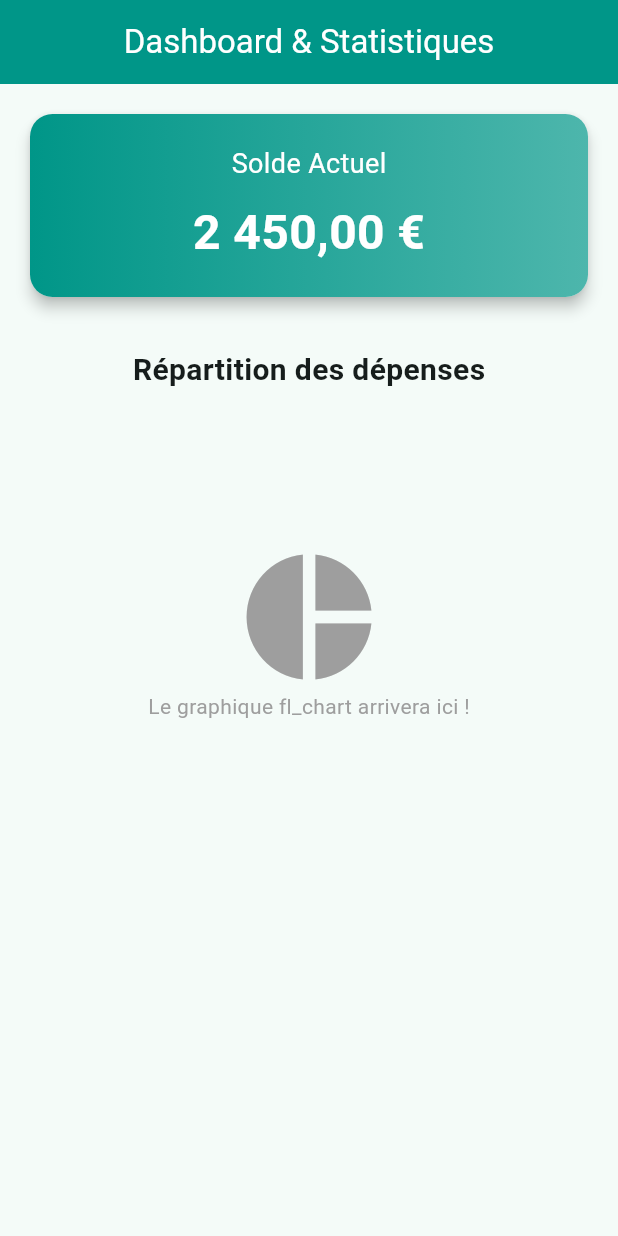
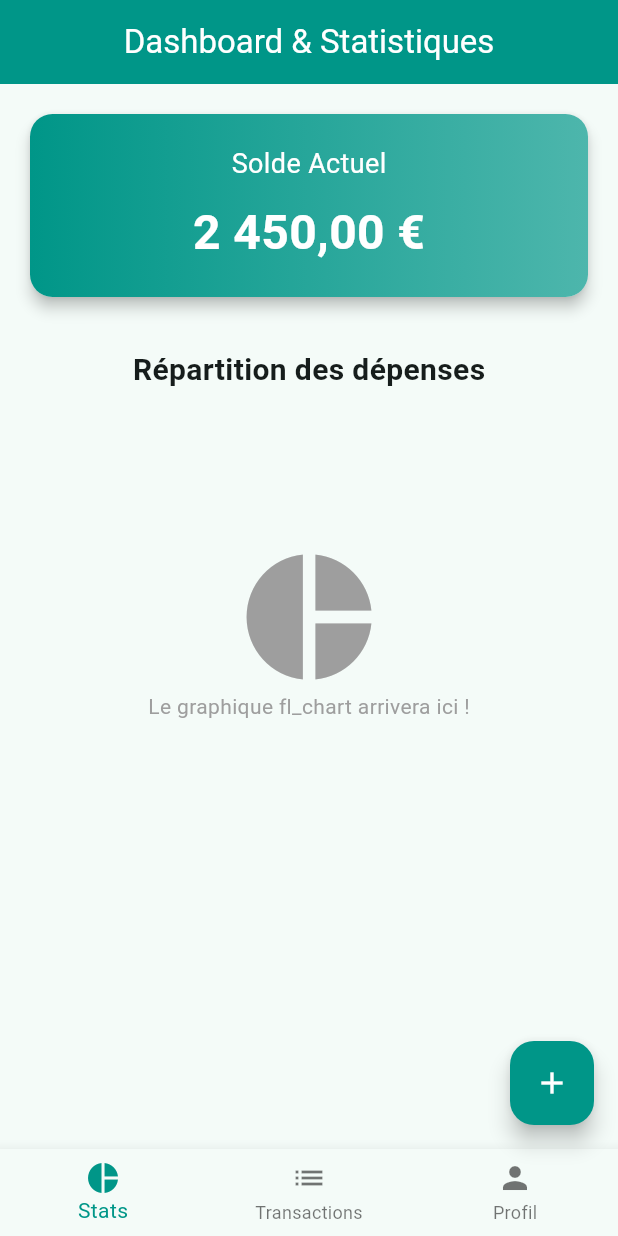
Before and after one commit to Houleye48/gestion_budget_app, a Flutter app: the screen it shows after launch, on a phone screen of 412 x 824 dp. Run offline on Flutter 3.47's test engine with Material 3 defaults, Android fonts, the phone set to English and light mode, and no system bars; statements that could not run were skipped.

Commit message:
Update main.dart

```diff
--- a/lib/main.dart
+++ b/lib/main.dart
@@ -20,11 +20,61 @@ class BudgetApp extends StatelessWidget {
         colorScheme: ColorScheme.fromSeed(seedColor: Colors.teal),
         useMaterial3: true,
       ),
-      home: const StatsPage(),
+
+      home: const MainNavigation(),
     );
   }
 }
 
+// --- NOUVELLE CLASSE POUR LA NAVIGATION (22031) ---
+class MainNavigation extends StatefulWidget {
+  const MainNavigation({super.key});
+
+  @override
+  State<MainNavigation> createState() => _MainNavigationState();
+}
+
+class _MainNavigationState extends State<MainNavigation> {
+  int _currentIndex = 0;
+
+  // Liste des pages qui inclut le travail de 23091 et le 22031
+  final List<Widget> _pages = [
+    const StatsPage(),        // Page de 23091
+    const TransactionPage(),  //  page 22031
+    const ProfilePage(),      //  profil 22031
+  ];
+
+  @override
+  Widget build(BuildContext context) {
+    return Scaffold(
+      body: _pages[_currentIndex],
+      bottomNavigationBar: BottomNavigationBar(
+        currentIndex: _currentIndex,
+        selectedItemColor: Colors.teal,
+        onTap: (index) => setState(() => _currentIndex = index),
+        items: const [
+          BottomNavigationBarItem(icon: Icon(Icons.pie_chart), label: 'Stats'),
+          BottomNavigationBarItem(icon: Icon(Icons.list), label: 'Transactions'),
+          BottomNavigationBarItem(icon: Icon(Icons.person), label: 'Profil'),
+        ],
+      ),
+      //  BOUTON POUR AJOUTER (22031)
+      floatingActionButton: FloatingActionButton(
+        backgroundColor: Colors.teal,
+        foregroundColor: Colors.white,
+        onPressed: () {
+          Navigator.push(
+            context,
+            MaterialPageRoute(builder: (context) => const AddTransactionPage()),
+          );
+        },
+        child: const Icon(Icons.add),
+      ),
+    );
+  }
+}
+
+// --- LA PAGE DE 23091 (GARDÉE TELLE QUELLE) ---
 class StatsPage extends StatelessWidget {
   const StatsPage({super.key});
 
@@ -42,7 +92,6 @@ class StatsPage extends StatelessWidget {
           padding: const EdgeInsets.all(16.0),
           child: Column(
             children: [
-              // Carte du Solde Total
               Card(
                 elevation: 4,
                 shape: RoundedRectangleBorder(borderRadius: BorderRadius.circular(15)),
@@ -63,7 +112,6 @@ class StatsPage extends StatelessWidget {
                 ),
               ),
               const SizedBox(height: 30),
-              // Emplacement pour le futur graphique
               const Text("Répartition des dépenses", style: TextStyle(fontSize: 20, fontWeight: FontWeight.bold)),
               const SizedBox(height: 100),
               const Icon(Icons.pie_chart, size: 100, color: Colors.grey),
```
